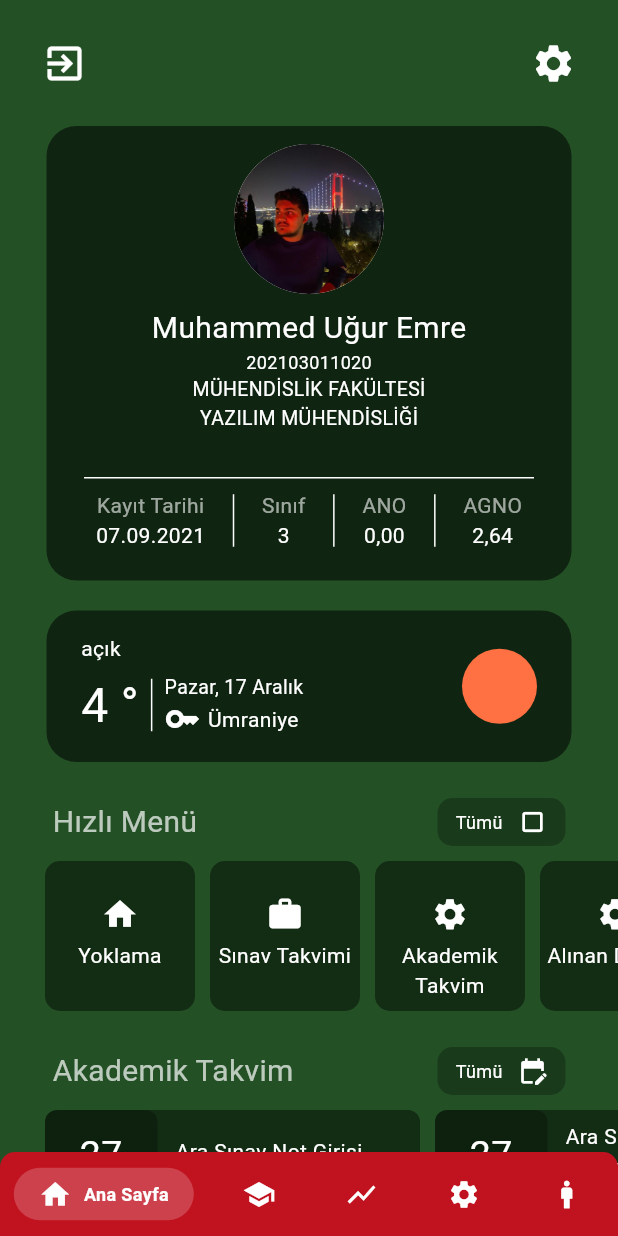
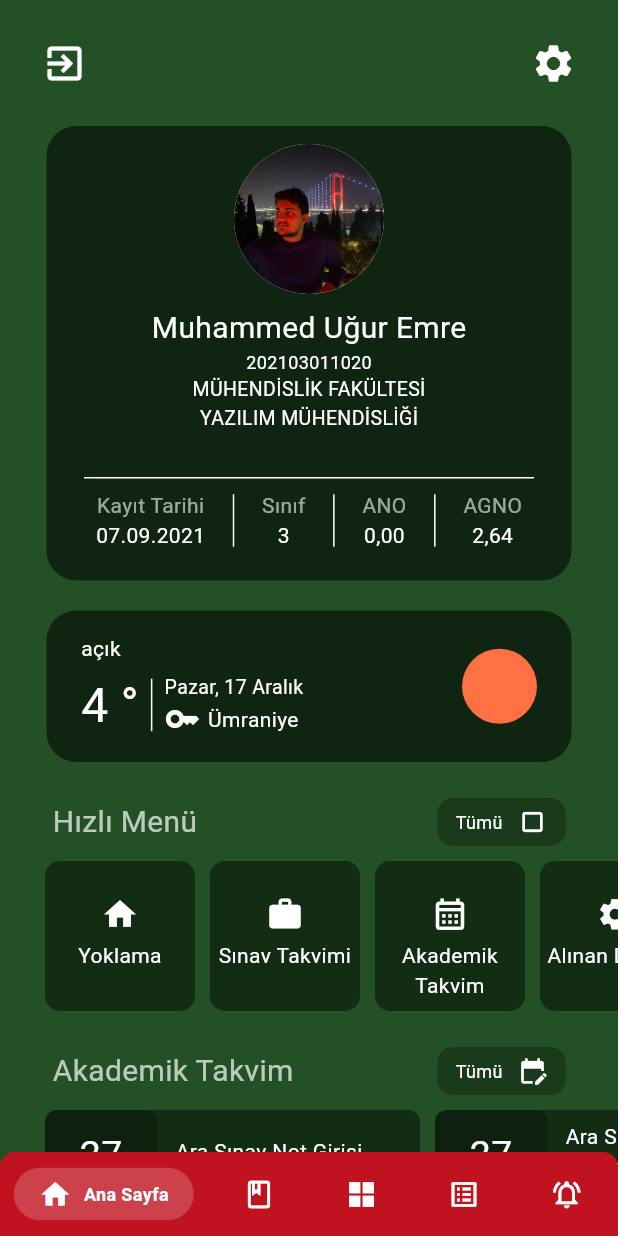
Before and after one commit to ugurakcaydev/DogusApp, a Flutter app: the screen it shows after launch, after a tap on "Alınan Dersler", on a phone screen of 412 x 824 dp. Run offline on Flutter 3.47's test engine with Material 3 defaults, Android fonts, the phone set to English and light mode, and no system bars; drawn by our look-alikes of persistent_bottom_nav_bar; our stand-ins replace contained_tab_bar_view, get; missing offline and left inert: bottom_sheet.

Commit message:
iconsUpdate

```diff
--- a/lib/navbar/navbar.dart
+++ b/lib/navbar/navbar.dart
@@ -41,10 +41,12 @@ class _NavbarState extends State<Navbar> {
       ],
       items: [
         _navBarsItems(Icons.home, 22, "Ana Sayfa"),
-        _navBarsItems(Icons.school_sharp, 22, "Alınan Dersler"),
-        _navBarsItems(Icons.show_chart, 22, "Hızlı Menü"),
-        _navBarsItems(Icons.settings, 22, "Sınav Sonuçları"),
-        _navBarsItems(Icons.man, 22, "Bildirimler")
+        _navBarsItems(Icons.class_outlined, 22, "Alınan Dersler"),
+        _navBarsItems(
+            Icons.grid_view_sharp, 22, "Hızlı Menü"), //Icons.apps_outlined
+        _navBarsItems(Icons.list_alt_outlined, 22,
+            "Sınav Sonuçları"), //Icons.deblur_sharp, Icons.insert_chart_outlined_rounded
+        _navBarsItems(Icons.notifications_on_outlined, 22, "Bildirimler")
       ],
       confineInSafeArea: true,
       backgroundColor: Color(0xffc1121f), // Default is Colors.white.
--- a/lib/pages/quickmenu.dart
+++ b/lib/pages/quickmenu.dart
@@ -58,7 +58,8 @@ class Quickmenu extends StatelessWidget {
                           //     context,
                           //     MaterialPageRoute(
                           //         builder: (context) => item.link));
-                          Navigator.pushNamed(context, item.link);
+                          Navigator.of(context, rootNavigator: true)
+                              .pushNamed(item.link);
                         },
                         child: Container(
                           width: 100,
--- a/lib/server/data/itemQuickMenu.dart
+++ b/lib/server/data/itemQuickMenu.dart
@@ -14,7 +14,7 @@ List<ItemQuickMenu> quickMenuItems = [
       title: "Sınav Takvimi", icon: Icons.work, link: "/studentcalendar"),
   ItemQuickMenu(
       title: "Akademik Takvim",
-      icon: Icons.settings,
+      icon: Icons.calendar_month_outlined,
       link: "/academiccalendar"),
   ItemQuickMenu(
       title: "Alınan Dersler", icon: Icons.settings, link: "/lessonslearned"),
--- a/lib/widgets/customBottomSheet.dart
+++ b/lib/widgets/customBottomSheet.dart
@@ -16,9 +16,9 @@ void showCustomBottomSheet(int index, BuildContext context,
   switch (index) {
     case 2: //QuickMenu
       minHeight = 0;
-      initHeight = 0.5;
+      initHeight = 1;
       maxHeight = 1;
-      anchors = [0, 0.5, 1];
+      anchors = [0, 1];
       screen = Quickmenu(
         items: quickMenuItems,
       );
--- a/lib/widgets/listview_academic_calendar.dart
+++ b/lib/widgets/listview_academic_calendar.dart
@@ -1,13 +1,10 @@
-
 import 'package:dogus_app/const/customScroll.dart';
 
 import 'package:dogus_app/server/data/itemAcedemicCalendar.dart';
 import 'package:flutter/material.dart';
 
-
-
 class ListviewAcademicCalendar extends StatefulWidget {
-  final title;
+  final String title;
   final List<ItemAcademicCalendar> items;
 
   const ListviewAcademicCalendar({
@@ -95,8 +92,9 @@ class _ListviewAcademicCalendarState extends State<ListviewAcademicCalendar> {
                             borderRadius: BorderRadius.circular(8),
                           ),
                           child: Column(
-                            mainAxisAlignment:
-                                MainAxisAlignment.center, // Bu satırı ekleyin
+                            mainAxisAlignment: MainAxisAlignment.center,
+                            crossAxisAlignment:
+                                CrossAxisAlignment.center, // Bu satırı ekleyin
                             children: [
                               Text(
                                 "27",
--- a/lib/widgets/listview_quickmenu.dart
+++ b/lib/widgets/listview_quickmenu.dart
@@ -85,7 +85,7 @@ class _ListViewQuickMenuState extends State<ListViewQuickMenu> {
                       //     context,
                       //     MaterialPageRoute(
                       //         builder: (context) => item.link));
-                      Navigator.pushNamed(context, item.link);
+                     Navigator.of(context, rootNavigator: true).pushNamed(item.link);
                     },
                     child: Container(
                       width: 100,
```
Also changed, not shown: lib/routes/routes.dart (+9 -16 lines), pubspec.lock.
